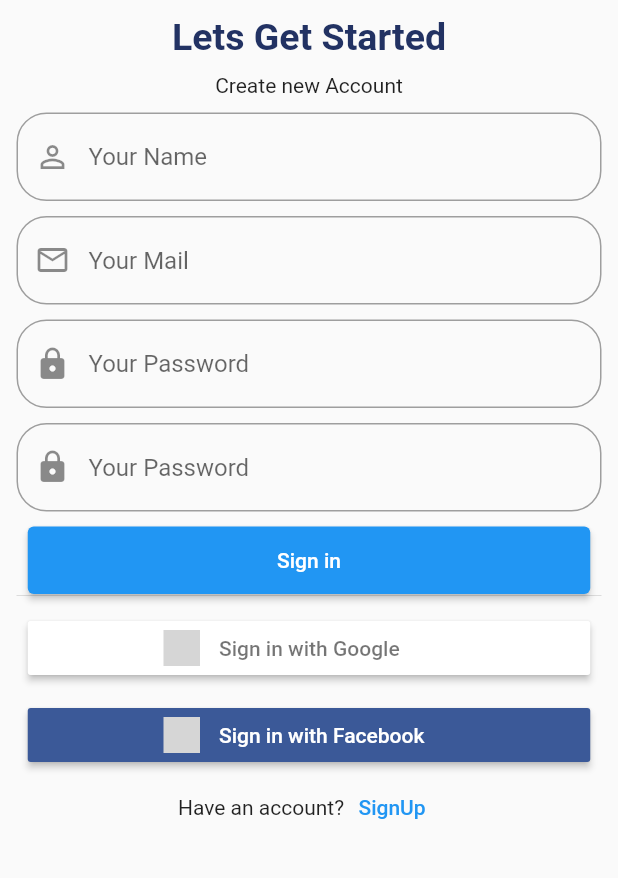
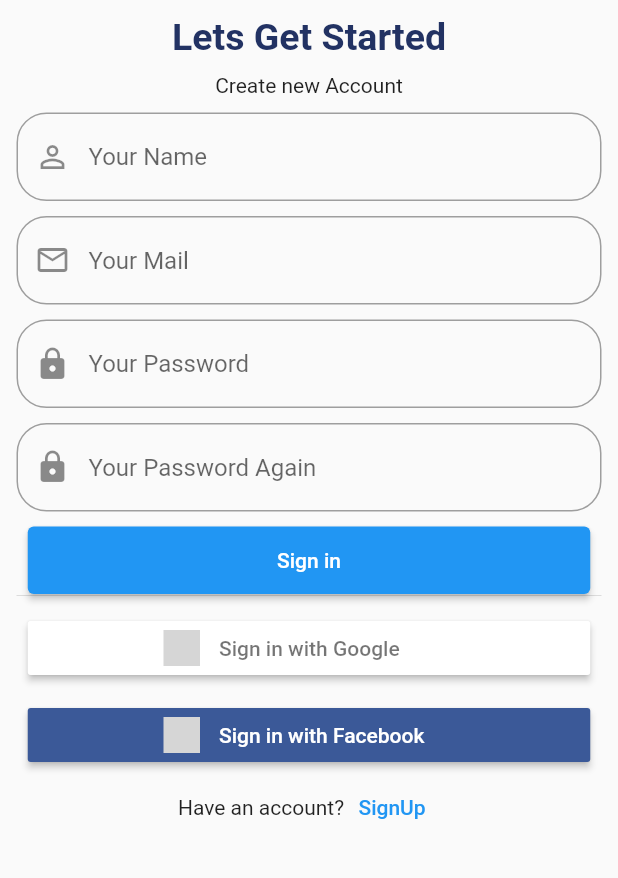
Before and after one commit to mido-ahmed/e_commerce_app, a Flutter app: the screen it shows after launch, after a tap on "Register", on a phone screen of 412 x 824 dp, the part 264-1142 px from its top. Run offline on Flutter 3.47's test engine with Material 2 defaults, Android fonts, the phone set to English and light mode, and no system bars; our stand-ins replace carousel_slider, dio, flutter_signin_button, material_design_icons_flutter, smooth_page_indicator; network calls fail; grey boxes are pictures that could not be loaded.

Commit message:
change in text

```diff
--- a/lib/Screens/SignInScreens.dart
+++ b/lib/Screens/SignInScreens.dart
@@ -154,7 +154,7 @@ class SigninScreen extends StatelessWidget {
                           },
                           controller: passControllertwo,
                           decoration: InputDecoration(
-                              hintText: "Your Password",
+                              hintText: "Your Password Again",
                               prefixIcon: Icon(Icons.lock),
                               enabledBorder: OutlineInputBorder(
                                   borderRadius: BorderRadius.circular(20),
```
